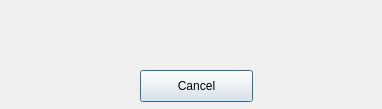
Old version of the form resources/ui/progress_dialog.ui in the repository namuan/kube-rider.
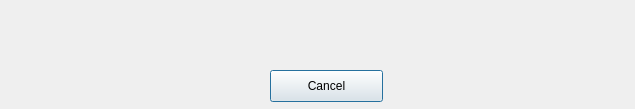
New version of the form.

```diff
--- a/resources/ui/progress_dialog.ui
+++ b/resources/ui/progress_dialog.ui
@@ -12,7 +12,7 @@
    <rect>
     <x>0</x>
     <y>0</y>
-    <width>382</width>
+    <width>635</width>
     <height>109</height>
    </rect>
   </property>
@@ -30,7 +30,7 @@
     <rect>
      <x>30</x>
      <y>30</y>
-     <width>331</width>
+     <width>581</width>
      <height>16</height>
     </rect>
    </property>
@@ -44,7 +44,7 @@
   <widget class="QPushButton" name="btn_cancel_progress">
    <property name="geometry">
     <rect>
-     <x>140</x>
+     <x>270</x>
      <y>70</y>
      <width>113</width>
      <height>32</height>
```
